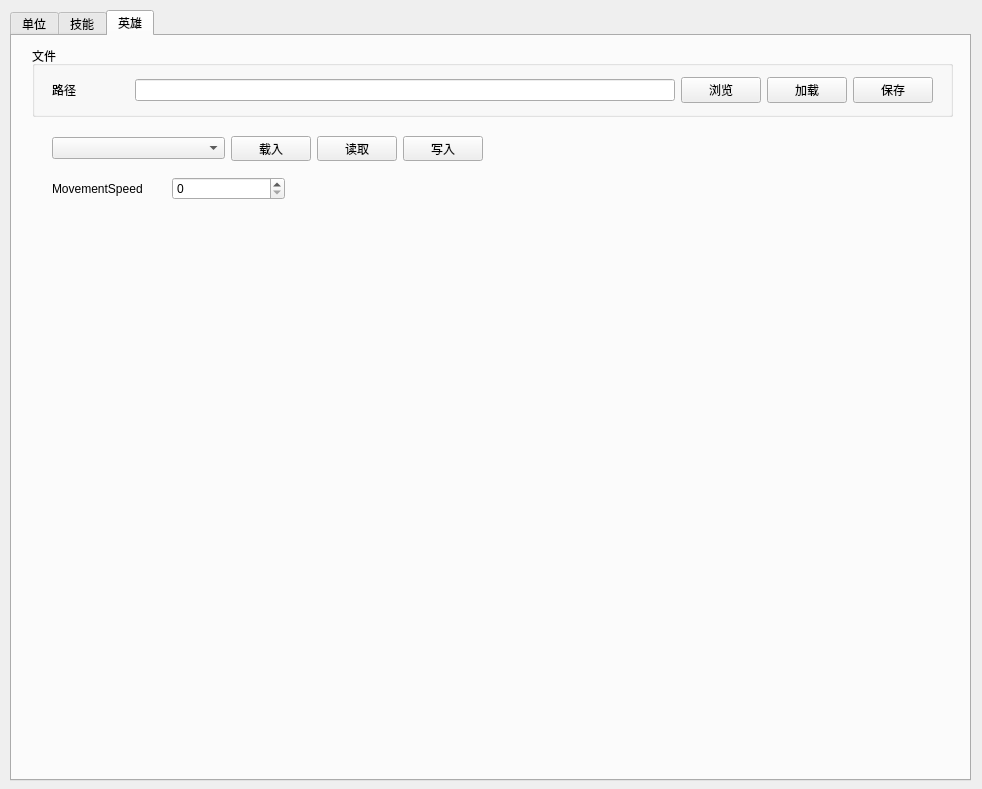
Above: untitled.ui from JeremyChim/Dota-Tool before the change. Below: the same form after it.
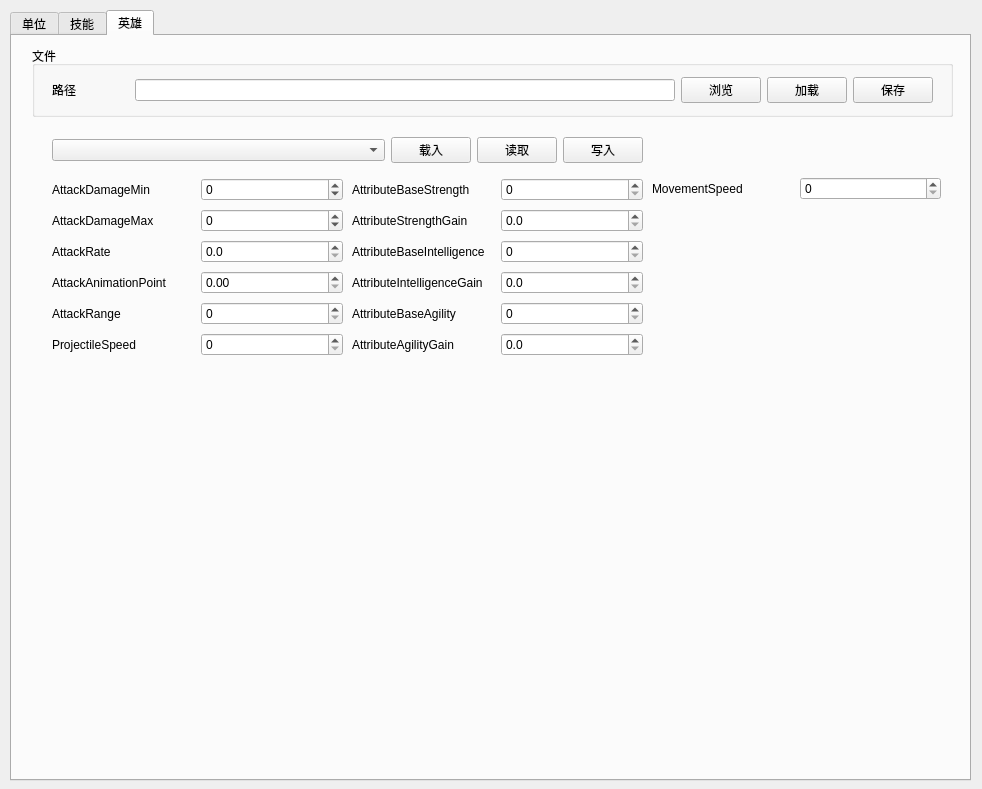
That is the form after the change.

```diff
--- a/untitled.ui
+++ b/untitled.ui
@@ -1086,8 +1086,8 @@
       <rect>
        <x>40</x>
        <y>100</y>
-       <width>431</width>
-       <height>25</height>
+       <width>591</width>
+       <height>28</height>
       </rect>
      </property>
      <layout class="QHBoxLayout" name="horizontalLayout_21" stretch="1,0,0,0">
@@ -1122,8 +1122,344 @@
       <rect>
        <x>40</x>
        <y>140</y>
-       <width>233</width>
-       <height>25</height>
+       <width>291</width>
+       <height>188</height>
+      </rect>
+     </property>
+     <layout class="QVBoxLayout" name="verticalLayout_11">
+      <item>
+       <layout class="QHBoxLayout" name="horizontalLayout_23">
+        <item>
+         <widget class="QLabel" name="label_22">
+          <property name="text">
+           <string>AttackDamageMin</string>
+          </property>
+         </widget>
+        </item>
+        <item>
+         <widget class="QDoubleSpinBox" name="doubleSpinBox_13">
+          <property name="decimals">
+           <number>0</number>
+          </property>
+          <property name="minimum">
+           <double>-100000.000000000000000</double>
+          </property>
+          <property name="maximum">
+           <double>100000.000000000000000</double>
+          </property>
+          <property name="singleStep">
+           <double>10.000000000000000</double>
+          </property>
+         </widget>
+        </item>
+       </layout>
+      </item>
+      <item>
+       <layout class="QHBoxLayout" name="horizontalLayout_24">
+        <item>
+         <widget class="QLabel" name="label_23">
+          <property name="text">
+           <string>AttackDamageMax</string>
+          </property>
+         </widget>
+        </item>
+        <item>
+         <widget class="QDoubleSpinBox" name="doubleSpinBox_14">
+          <property name="decimals">
+           <number>0</number>
+          </property>
+          <property name="minimum">
+           <double>-100000.000000000000000</double>
+          </property>
+          <property name="maximum">
+           <double>100000.000000000000000</double>
+          </property>
+          <property name="singleStep">
+           <double>10.000000000000000</double>
+          </property>
+         </widget>
+        </item>
+       </layout>
+      </item>
+      <item>
+       <layout class="QHBoxLayout" name="horizontalLayout_25">
+        <item>
+         <widget class="QLabel" name="label_24">
+          <property name="text">
+           <string>AttackRate</string>
+          </property>
+         </widget>
+        </item>
+        <item>
+         <widget class="QDoubleSpinBox" name="doubleSpinBox_15">
+          <property name="decimals">
+           <number>1</number>
+          </property>
+          <property name="minimum">
+           <double>0.000000000000000</double>
+          </property>
+          <property name="maximum">
+           <double>100000.000000000000000</double>
+          </property>
+          <property name="singleStep">
+           <double>0.100000000000000</double>
+          </property>
+         </widget>
+        </item>
+       </layout>
+      </item>
+      <item>
+       <layout class="QHBoxLayout" name="horizontalLayout_26">
+        <item>
+         <widget class="QLabel" name="label_25">
+          <property name="text">
+           <string>AttackAnimationPoint</string>
+          </property>
+         </widget>
+        </item>
+        <item>
+         <widget class="QDoubleSpinBox" name="doubleSpinBox_16">
+          <property name="decimals">
+           <number>2</number>
+          </property>
+          <property name="maximum">
+           <double>100000.000000000000000</double>
+          </property>
+          <property name="singleStep">
+           <double>0.100000000000000</double>
+          </property>
+         </widget>
+        </item>
+       </layout>
+      </item>
+      <item>
+       <layout class="QHBoxLayout" name="horizontalLayout_28">
+        <item>
+         <widget class="QLabel" name="label_27">
+          <property name="text">
+           <string>AttackRange</string>
+          </property>
+         </widget>
+        </item>
+        <item>
+         <widget class="QDoubleSpinBox" name="doubleSpinBox_17">
+          <property name="decimals">
+           <number>0</number>
+          </property>
+          <property name="maximum">
+           <double>100000.000000000000000</double>
+          </property>
+          <property name="singleStep">
+           <double>100.000000000000000</double>
+          </property>
+         </widget>
+        </item>
+       </layout>
+      </item>
+      <item>
+       <layout class="QHBoxLayout" name="horizontalLayout_34">
+        <item>
+         <widget class="QLabel" name="label_33">
+          <property name="text">
+           <string>ProjectileSpeed</string>
+          </property>
+         </widget>
+        </item>
+        <item>
+         <widget class="QDoubleSpinBox" name="doubleSpinBox_24">
+          <property name="decimals">
+           <number>0</number>
+          </property>
+          <property name="minimum">
+           <double>0.000000000000000</double>
+          </property>
+          <property name="maximum">
+           <double>100000.000000000000000</double>
+          </property>
+          <property name="singleStep">
+           <double>100.000000000000000</double>
+          </property>
+         </widget>
+        </item>
+       </layout>
+      </item>
+     </layout>
+    </widget>
+    <widget class="QWidget" name="layoutWidget_7">
+     <property name="geometry">
+      <rect>
+       <x>340</x>
+       <y>140</y>
+       <width>291</width>
+       <height>188</height>
+      </rect>
+     </property>
+     <layout class="QVBoxLayout" name="verticalLayout_12">
+      <item>
+       <layout class="QHBoxLayout" name="horizontalLayout_27">
+        <item>
+         <widget class="QLabel" name="label_26">
+          <property name="text">
+           <string>AttributeBaseStrength</string>
+          </property>
+         </widget>
+        </item>
+        <item>
+         <widget class="QDoubleSpinBox" name="doubleSpinBox_18">
+          <property name="decimals">
+           <number>0</number>
+          </property>
+          <property name="minimum">
+           <double>0.000000000000000</double>
+          </property>
+          <property name="maximum">
+           <double>100000.000000000000000</double>
+          </property>
+          <property name="singleStep">
+           <double>2.000000000000000</double>
+          </property>
+         </widget>
+        </item>
+       </layout>
+      </item>
+      <item>
+       <layout class="QHBoxLayout" name="horizontalLayout_29">
+        <item>
+         <widget class="QLabel" name="label_28">
+          <property name="text">
+           <string>AttributeStrengthGain</string>
+          </property>
+         </widget>
+        </item>
+        <item>
+         <widget class="QDoubleSpinBox" name="doubleSpinBox_19">
+          <property name="decimals">
+           <number>1</number>
+          </property>
+          <property name="minimum">
+           <double>0.000000000000000</double>
+          </property>
+          <property name="maximum">
+           <double>100000.000000000000000</double>
+          </property>
+          <property name="singleStep">
+           <double>0.200000000000000</double>
+          </property>
+         </widget>
+        </item>
+       </layout>
+      </item>
+      <item>
+       <layout class="QHBoxLayout" name="horizontalLayout_30">
+        <item>
+         <widget class="QLabel" name="label_29">
+          <property name="text">
+           <string>AttributeBaseIntelligence</string>
+          </property>
+         </widget>
+        </item>
+        <item>
+         <widget class="QDoubleSpinBox" name="doubleSpinBox_20">
+          <property name="decimals">
+           <number>0</number>
+          </property>
+          <property name="minimum">
+           <double>0.000000000000000</double>
+          </property>
+          <property name="maximum">
+           <double>100000.000000000000000</double>
+          </property>
+          <property name="singleStep">
+           <double>2.000000000000000</double>
+          </property>
+         </widget>
+        </item>
+       </layout>
+      </item>
+      <item>
+       <layout class="QHBoxLayout" name="horizontalLayout_31">
+        <item>
+         <widget class="QLabel" name="label_30">
+          <property name="text">
+           <string>AttributeIntelligenceGain</string>
+          </property>
+         </widget>
+        </item>
+        <item>
+         <widget class="QDoubleSpinBox" name="doubleSpinBox_21">
+          <property name="decimals">
+           <number>1</number>
+          </property>
+          <property name="maximum">
+           <double>100000.000000000000000</double>
+          </property>
+          <property name="singleStep">
+           <double>0.200000000000000</double>
+          </property>
+         </widget>
+        </item>
+       </layout>
+      </item>
+      <item>
+       <layout class="QHBoxLayout" name="horizontalLayout_32">
+        <item>
+         <widget class="QLabel" name="label_31">
+          <property name="text">
+           <string>AttributeBaseAgility</string>
+          </property>
+         </widget>
+        </item>
+        <item>
+         <widget class="QDoubleSpinBox" name="doubleSpinBox_22">
+          <property name="decimals">
+           <number>0</number>
+          </property>
+          <property name="maximum">
+           <double>100000.000000000000000</double>
+          </property>
+          <property name="singleStep">
+           <double>2.000000000000000</double>
+          </property>
+         </widget>
+        </item>
+       </layout>
+      </item>
+      <item>
+       <layout class="QHBoxLayout" name="horizontalLayout_33">
+        <item>
+         <widget class="QLabel" name="label_32">
+          <property name="text">
+           <string>AttributeAgilityGain</string>
+          </property>
+         </widget>
+        </item>
+        <item>
+         <widget class="QDoubleSpinBox" name="doubleSpinBox_23">
+          <property name="decimals">
+           <number>1</number>
+          </property>
+          <property name="minimum">
+           <double>0.000000000000000</double>
+          </property>
+          <property name="maximum">
+           <double>100000.000000000000000</double>
+          </property>
+          <property name="singleStep">
+           <double>0.200000000000000</double>
+          </property>
+         </widget>
+        </item>
+       </layout>
+      </item>
+     </layout>
+    </widget>
+    <widget class="QWidget" name="">
+     <property name="geometry">
+      <rect>
+       <x>640</x>
+       <y>140</y>
+       <width>289</width>
+       <height>26</height>
       </rect>
      </property>
      <layout class="QHBoxLayout" name="horizontalLayout_22">
@@ -1139,8 +1475,14 @@
         <property name="decimals">
          <number>0</number>
         </property>
+        <property name="minimum">
+         <double>0.000000000000000</double>
+        </property>
         <property name="maximum">
-         <double>999999.000000000000000</double>
+         <double>100000.000000000000000</double>
+        </property>
+        <property name="singleStep">
+         <double>20.000000000000000</double>
         </property>
        </widget>
       </item>
```
Left out of the diff: 17 changed lines with no effect on the pictures.
